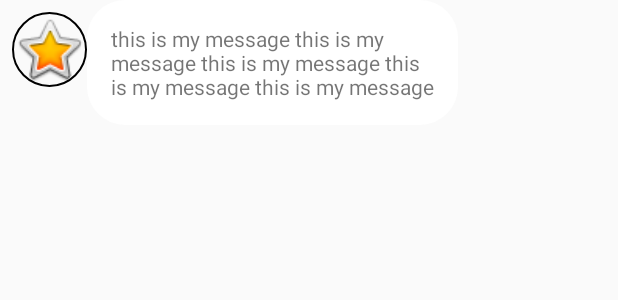
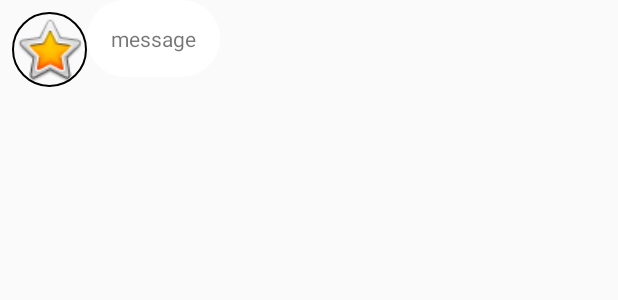
Before and after one commit to BezMan/KotlinMessanger, an Android app: the layout chat_row_item_from.xml on its own in the app's theme, with its tools: preview values and no code run, on a phone screen of 412 x 824 dp. Shown: the top 300 px of the screen. Run offline under Robolectric (Android 15) with nearby library versions, the phone set to English and light mode, and no system bars.

Commit message:
chat views

```diff
--- a/app/src/main/res/layout/chat_row_item_from.xml
+++ b/app/src/main/res/layout/chat_row_item_from.xml
@@ -7,7 +7,7 @@
     android:paddingBottom="12dp">
 
     <de.hdodenhof.circleimageview.CircleImageView
-        android:id="@+id/circleimageview_chat_row"
+        android:id="@+id/circleimageview_chat_row_from"
         android:layout_width="50dp"
         android:layout_height="50dp"
         android:layout_gravity="center"
@@ -18,17 +18,16 @@
         tools:src="@android:drawable/btn_star_big_on" />
 
     <TextView
-        android:id="@+id/textview_chat_row"
+        android:id="@+id/textview_chat_row_from"
         android:layout_width="0dp"
         android:layout_height="wrap_content"
         android:background="@drawable/rounded_edittext"
         android:padding="16dp"
-        android:text="this is my message this is my message this is my message this is my message this is my message this is my message this is my message"
-        app:layout_constraintStart_toEndOf="@id/circleimageview_chat_row"
+        app:layout_constraintStart_toEndOf="@id/circleimageview_chat_row_from"
         app:layout_constraintTop_toTopOf="parent"
         app:layout_constraintWidth_max="wrap"
         app:layout_constraintWidth_percent="0.6"
-        tools:text="this is my message this is my message this is my message this is my message this is my message" />
+        tools:text="message" />
 
 
 </androidx.constraintlayout.widget.ConstraintLayout>
```
Also changed, not shown: app/src/main/java/com/dev/kotlinmessenger/ChatLogActivity.kt (+19 -6 lines), app/src/main/res/layout/chat_row_item_to.xml (+3 -4 lines).
